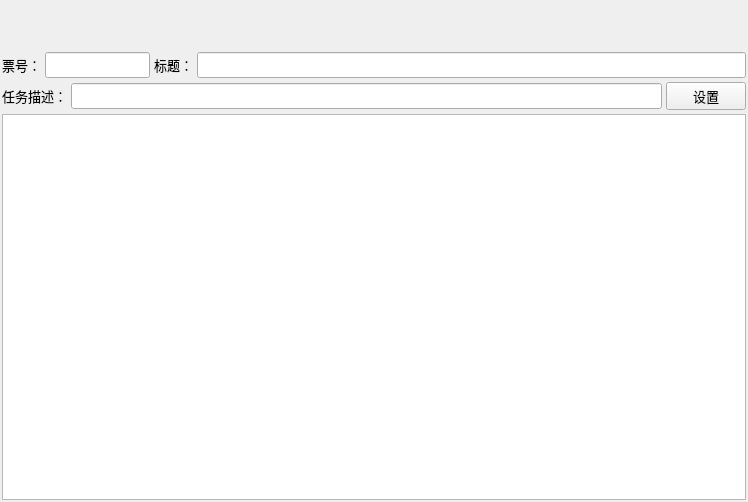
This is h5antimaloperation/hantimaloperation/opsheetbasewnd.ui in rcshuangw/graph as Qt 5 draws it before an edit. The edited form follows.
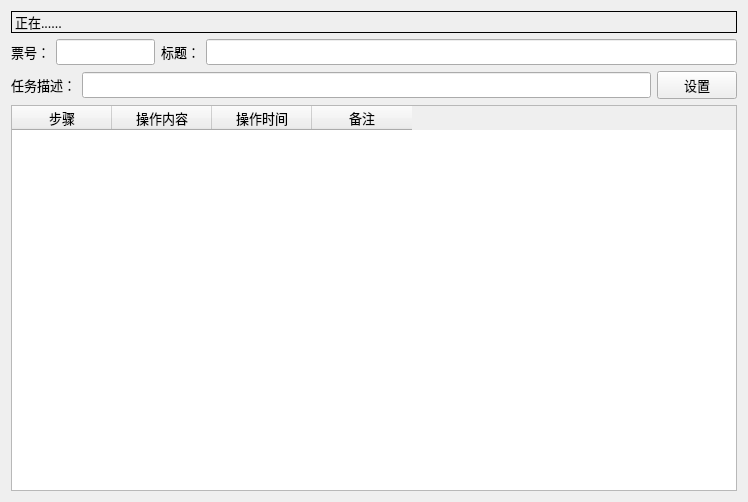
This is the edited form.

Diff of the .ui file:
```diff
--- a/h5antimaloperation/hantimaloperation/opsheetbasewnd.ui
+++ b/h5antimaloperation/hantimaloperation/opsheetbasewnd.ui
@@ -19,27 +19,31 @@
   <property name="windowTitle">
    <string>Form</string>
   </property>
-  <layout class="QVBoxLayout" name="verticalLayout_2" stretch="1,9">
-   <property name="spacing">
-    <number>4</number>
-   </property>
-   <property name="leftMargin">
-    <number>2</number>
-   </property>
-   <property name="topMargin">
-    <number>2</number>
-   </property>
-   <property name="rightMargin">
-    <number>2</number>
-   </property>
-   <property name="bottomMargin">
-    <number>2</number>
-   </property>
+  <layout class="QVBoxLayout" name="verticalLayout_2">
    <item>
     <layout class="QHBoxLayout" name="toolBarLayout"/>
    </item>
    <item>
     <layout class="QVBoxLayout" name="verticalLayout">
+     <item>
+      <widget class="QLabel" name="label_4">
+       <property name="frameShape">
+        <enum>QFrame::Box</enum>
+       </property>
+       <property name="frameShadow">
+        <enum>QFrame::Plain</enum>
+       </property>
+       <property name="midLineWidth">
+        <number>0</number>
+       </property>
+       <property name="text">
+        <string>正在......</string>
+       </property>
+       <property name="alignment">
+        <set>Qt::AlignLeading|Qt::AlignLeft|Qt::AlignVCenter</set>
+       </property>
+      </widget>
+     </item>
      <item>
       <layout class="QHBoxLayout" name="horizontalLayout_3" stretch="2,8">
        <item>
@@ -131,7 +135,28 @@
       </layout>
      </item>
      <item>
-      <widget class="QTableWidget" name="sheetStepTable"/>
+      <widget class="QTableWidget" name="sheetStepTable">
+       <column>
+        <property name="text">
+         <string>步骤</string>
+        </property>
+       </column>
+       <column>
+        <property name="text">
+         <string>操作内容</string>
+        </property>
+       </column>
+       <column>
+        <property name="text">
+         <string>操作时间</string>
+        </property>
+       </column>
+       <column>
+        <property name="text">
+         <string>备注</string>
+        </property>
+       </column>
+      </widget>
      </item>
     </layout>
    </item>
```
